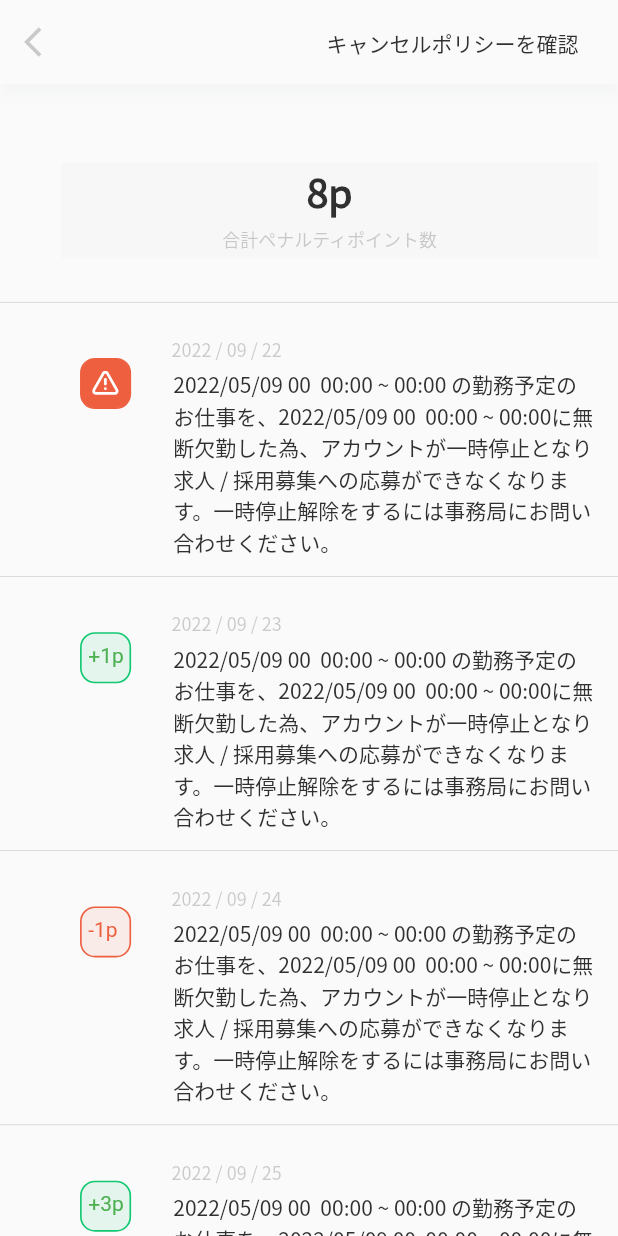
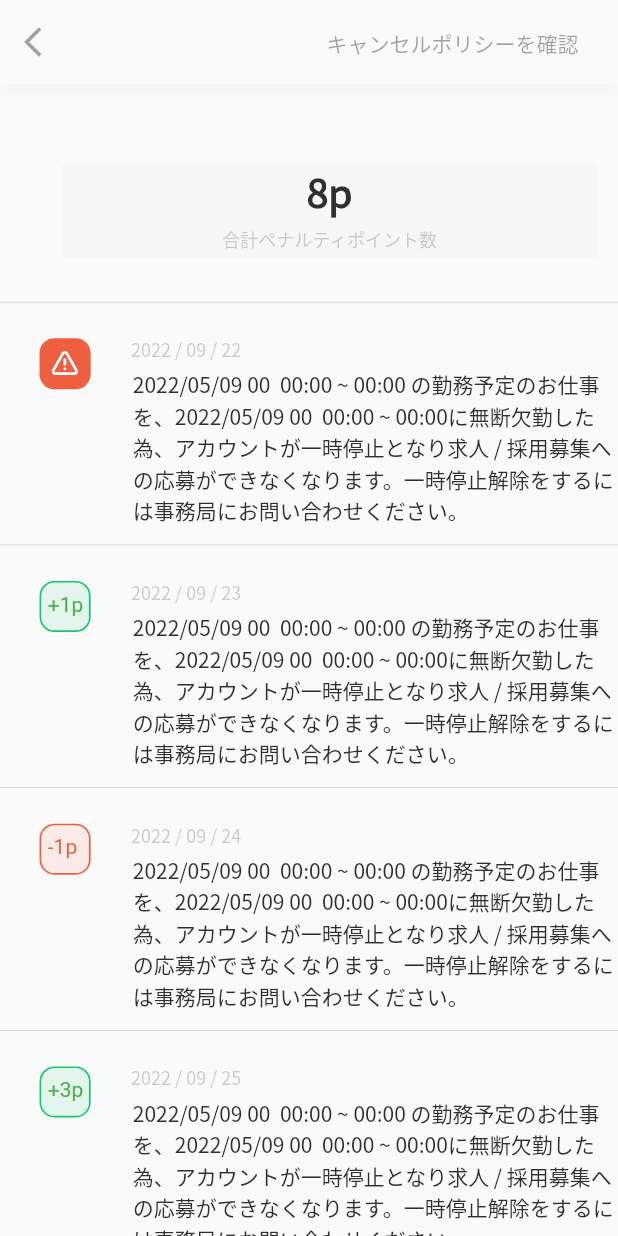
Before and after one commit to manikuttan-davud/kaigo, a Flutter app: the screen it shows after launch, on a phone screen of 412 x 824 dp. Run offline on Flutter 3.47's test engine with Material 2 defaults, Android fonts, the light colour scheme and no system bars; our stand-ins replace flutter_screenutil, flutter_svg.

Commit message:
icon and text color changed

```diff
--- a/lib/kaigo/screen/home_screen.dart
+++ b/lib/kaigo/screen/home_screen.dart
@@ -131,7 +131,7 @@ class BackButton extends StatelessWidget {
       width: 8.w,
       height: 16.h,
       child: const Icon(Icons.arrow_back_ios,
-      color:  color454545 ,
+      color: color70303030 ,
       ),
     );
   }
@@ -150,9 +150,10 @@ class PenaltyItem extends StatelessWidget {
   @override
   Widget build(BuildContext context) {
     return ListTile(
+      contentPadding: EdgeInsets.zero,
       // horizontalTitleGap: 5.w,
       leading: Padding(
-        padding: EdgeInsets.only(left: 10.w),
+        padding: EdgeInsets.only(left: 24.w),
         child: penaltyiItemDetail.isIcon == true
             ? const LeadingIcon()
             : LeadingIcon2(points: penaltyiItemDetail.penaltyPoints),
--- a/lib/kaigo/utils/colors.dart
+++ b/lib/kaigo/utils/colors.dart
@@ -13,6 +13,6 @@ const Color color12C871 =  Color(0xFF12C871);
 
 const Color color88A0BB =  Color(0x1088A0BB);
 
-const Color color303030 =  Color(0x45303030);
+const Color color70303030 =  Color(0x70303030);
 
 const Color color454545 =  Color(0x45454545);
--- a/lib/kaigo/utils/text_style.dart
+++ b/lib/kaigo/utils/text_style.dart
@@ -6,7 +6,7 @@ const String primaryFont = 'NotoSansJP';
 
 TextStyle get tsS14C0xW500 => const TextStyle(
       fontSize: 14,
-      color: Color(0xFF303030),
+      color: Color(0x70303030),
       fontWeight: FontWeight.w500,
     );
 
--- a/lib/kaigo/widgets/leading_icon.dart
+++ b/lib/kaigo/widgets/leading_icon.dart
@@ -11,9 +11,7 @@ class LeadingIcon extends StatelessWidget {
 
   @override
   Widget build(BuildContext context) {
-    return Padding(
-      padding: EdgeInsets.only(left: 24.w, top: 16.h),
-      child: Container(
+    return Container(
       width: 31.w,
       height: 31.w,
       decoration: BoxDecoration(
@@ -24,7 +22,6 @@ class LeadingIcon extends StatelessWidget {
         padding: const EdgeInsets.all(7),
         child: SvgPicture.asset('assets/svg/Alert Icon.svg'),
       )
-      ),
     );
   }
 }
@@ -38,9 +35,7 @@ class LeadingIcon2 extends StatelessWidget {
 
   @override
   Widget build(BuildContext context) {
-    return Padding(
-      padding: EdgeInsets.only(left: 24.w, top: 16.h),
-      child: Stack(
+    return Stack(
       children: [
         Container(
           width: 31.w,
@@ -62,7 +57,6 @@ class LeadingIcon2 extends StatelessWidget {
           ),
         )
       ],
-      ),
     );
   }
 }
```
Lines whose indentation alone changed are shown as unchanged.
